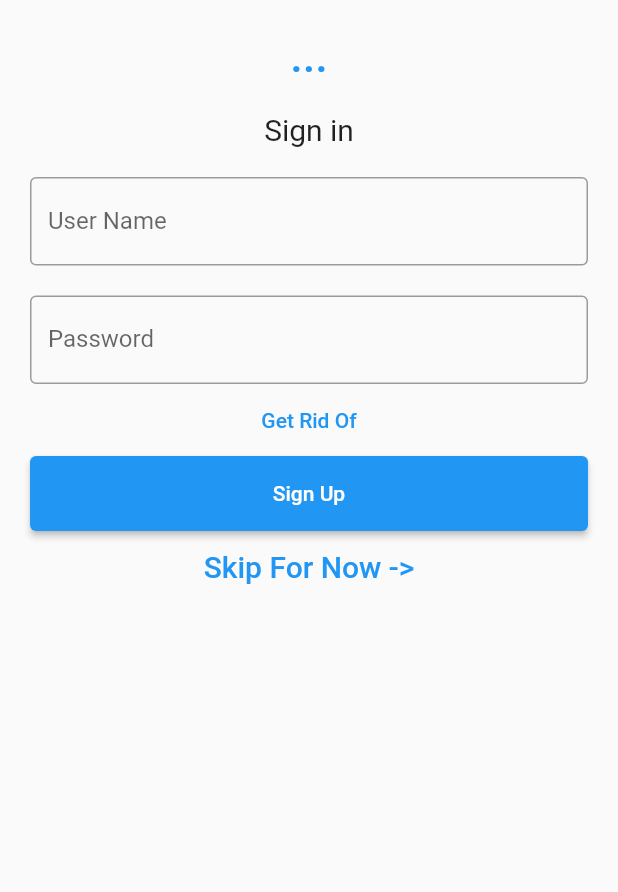
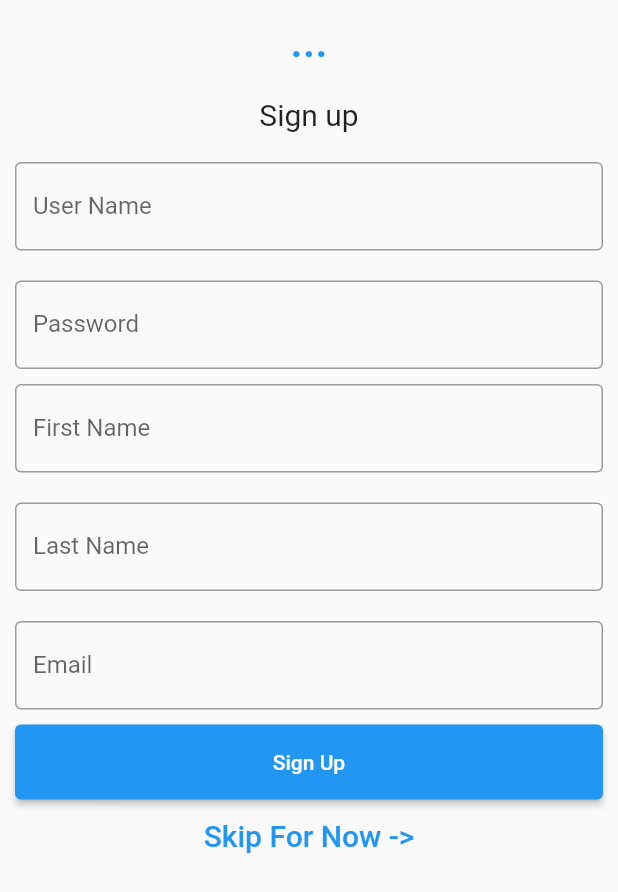
Before and after one commit to andreww0321/idk_what_to_eat_flutter, a Flutter app: the signUpScreenUI screen opened directly, on a phone screen of 412 x 824 dp. Shown: the top 892 px of the screen. Run offline on Flutter 3.47's test engine with Material 2 defaults, Android fonts, the phone set to English and light mode, and no system bars.

Commit message:
Connected sign up screen to sign up button

```diff
--- a/lib/signUpScreenUI.dart
+++ b/lib/signUpScreenUI.dart
@@ -15,15 +15,20 @@ class signUpScreenUI extends StatefulWidget {
 }
 
 class _SignUpScreenState extends State<signUpScreenUI> {
-  // Creates two controllers, one for name and one for password
-  TextEditingController nameController = TextEditingController();
+  // Creates controllers, one for username, password, first name, last name, and email
+  TextEditingController firstNameController = TextEditingController();
+  TextEditingController lastNameController = TextEditingController();
+  TextEditingController emailController = TextEditingController();
+  TextEditingController userNameController = TextEditingController();
   TextEditingController passwordController = TextEditingController();
 
   // The BuildContext builds what the sign in page will look like
   @override
+
   Widget build(BuildContext context) {
-    return Padding(
-        padding: const EdgeInsets.all(10),
+    return Scaffold(
+      body: Hero(
+        tag: const EdgeInsets.all(10),
         child: ListView(
           children: <Widget>[
             Container(
@@ -40,7 +45,7 @@ class _SignUpScreenState extends State<signUpScreenUI> {
                 alignment: Alignment.center,
                 padding: const EdgeInsets.all(10),
                 child: const Text(
-                  'Sign in',
+                  'Sign up',
                   style: TextStyle(fontSize: 20),
                 )),
 
@@ -48,7 +53,7 @@ class _SignUpScreenState extends State<signUpScreenUI> {
             Container(
               padding: const EdgeInsets.all(10),
               child: TextField(
-                controller: nameController,
+                controller: userNameController,
                 decoration: const InputDecoration(
                   border: OutlineInputBorder(),
                   labelText: 'User Name',
@@ -69,26 +74,62 @@ class _SignUpScreenState extends State<signUpScreenUI> {
               ),
             ),
 
-            // Creates container for forgot password
-            TextButton(
-              onPressed: () {
-                //forgot password screen
-              },
-              child: const Text('Get Rid Of',),
+            // Creates container for first name
+            Container(
+              padding: const EdgeInsets.all(10),
+              child: TextField(
+                controller: firstNameController,
+                decoration: const InputDecoration(
+                  border: OutlineInputBorder(),
+                  labelText: 'First Name',
+                ),
+              ),
             ),
+
+            // Creates container for last name
+            Container(
+              padding: const EdgeInsets.all(10),
+              child: TextField(
+                controller: lastNameController,
+                decoration: const InputDecoration(
+                  border: OutlineInputBorder(),
+                  labelText: 'Last Name',
+                ),
+              ),
+            ),
+
+            // Creates container for email
+            Container(
+              padding: const EdgeInsets.all(10),
+              child: TextField(
+                controller: emailController,
+                decoration: const InputDecoration(
+                  border: OutlineInputBorder(),
+                  labelText: 'Email',
+                ),
+              ),
+            ),
+
             Container(
                 height: 50,
                 padding: const EdgeInsets.fromLTRB(10, 0, 10, 0),
                 child: ElevatedButton(
                   child: const Text('Sign Up'),
                   onPressed: () {
-                    print(nameController.text);
+                    print(userNameController.text);
                     print(passwordController.text);
+                    print(firstNameController.text);
+                    print(lastNameController.text);
+                    print(emailController.text);
+                    Navigator.push(context, MaterialPageRoute(builder: (context) {
+                      return const BasicBottomNavBar(title: 'BasicBottomNavBar');
+                    }));
                   },
                 )
             ),
             // Creates option to skip signing in (this may be removed in the final app version, TBD)
             Row(
+              mainAxisAlignment: MainAxisAlignment.center,
               children: <Widget>[
                 TextButton(
                   child: const Text(
@@ -102,9 +143,8 @@ class _SignUpScreenState extends State<signUpScreenUI> {
                   },
                 )
               ],
-              mainAxisAlignment: MainAxisAlignment.center,
             ),
           ],
-        ));
+        )));
   }
 }
```
Also changed, not shown: lib/homePageNavBar.dart (+2 -7 lines), lib/signInScreenUI.dart (+10 -22 lines).
